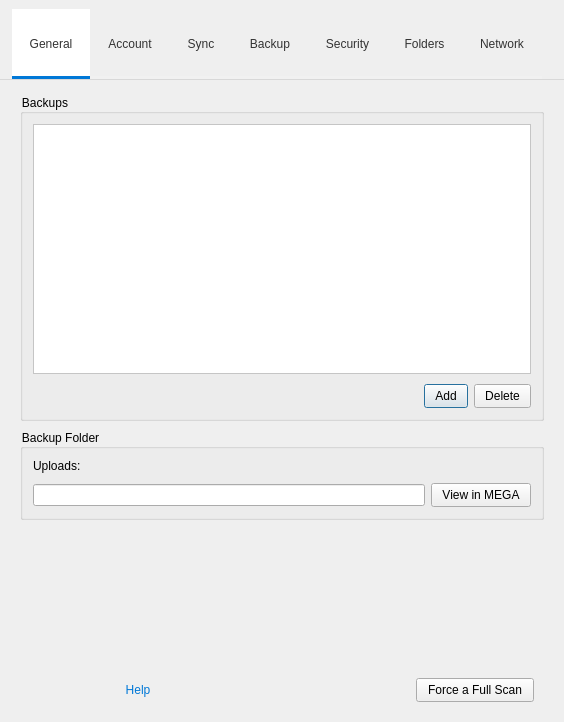
This is src/MEGASync/gui/win/SettingsDialog.ui in meganz/MEGAsync as Qt 5 draws it before an edit. The edited form follows.
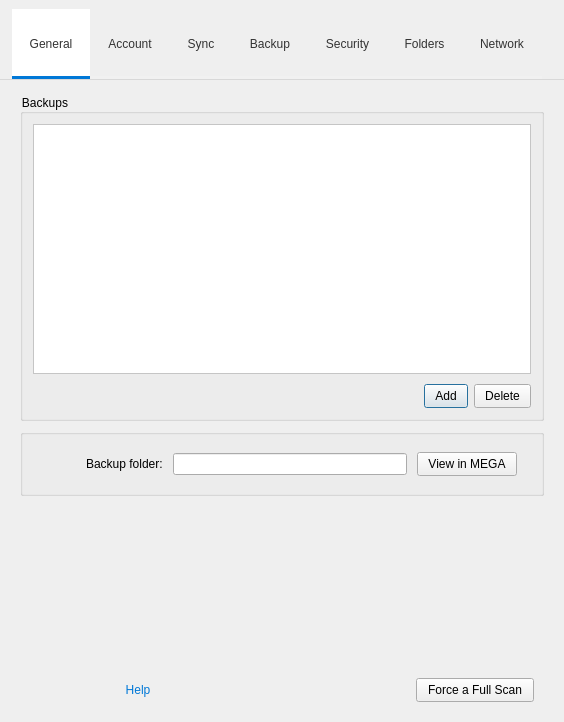
This is the edited form. The open tabs and pages were chosen to show the change. Icons and pictures are not drawn. Custom widgets are drawn as their Qt base class.

Commit message:
SNC-2139. Settings Backup pane for Windows & Linux
Second stage development for Settings -> Backup pane.

Includes:
- Add Backup functionality
- Remove Backup functionality
- Working links to staging web version
- Visual and UI adjustments
- MVC updates

What changed in the file:
```diff
--- a/src/MEGASync/gui/win/SettingsDialog.ui
+++ b/src/MEGASync/gui/win/SettingsDialog.ui
@@ -1892,7 +1892,7 @@
              </layout>
             </widget>
             <widget class="QWidget" name="pSyncsDisabled">
-             <layout class="QVBoxLayout" name="verticalLayout_3">
+          <layout class="QVBoxLayout" name="verticalLayout_4">
               <property name="spacing">
                <number>0</number>
               </property>
@@ -1951,7 +1951,7 @@
       </layout>
      </widget>
      <widget class="QWidget" name="pBackup">
-      <layout class="QVBoxLayout" name="verticalLayout_4">
+      <layout class="QVBoxLayout" name="verticalLayout_7">
        <property name="spacing">
         <number>8</number>
        </property>
@@ -2109,36 +2109,65 @@
        </item>
        <item>
         <widget class="QGroupBox" name="groupBox_3">
-         <property name="title">
-          <string>Backup Folder</string>
+         <property name="minimumSize">
+          <size>
+           <width>0</width>
+           <height>67</height>
+          </size>
          </property>
-         <layout class="QVBoxLayout" name="verticalLayout_14">
-          <property name="spacing">
-           <number>10</number>
-          </property>
-          <property name="leftMargin">
-           <number>10</number>
-          </property>
-          <property name="topMargin">
-           <number>10</number>
-          </property>
-          <property name="rightMargin">
-           <number>10</number>
-          </property>
-          <property name="bottomMargin">
-           <number>10</number>
-          </property>
-          <item>
-           <widget class="QLabel" name="label">
-            <property name="text">
-             <string>Uploads:</string>
-            </property>
-           </widget>
-          </item>
-          <item>
+         <property name="maximumSize">
+          <size>
+           <width>16777215</width>
+           <height>67</height>
+          </size>
+         </property>
            <layout class="QHBoxLayout" name="horizontalLayout_4">
+          <property name="spacing">
+           <number>10</number>
+          </property>
+          <property name="leftMargin">
+           <number>24</number>
+          </property>
+          <property name="topMargin">
+           <number>10</number>
+          </property>
+          <property name="rightMargin">
+           <number>24</number>
+          </property>
+          <property name="bottomMargin">
+           <number>10</number>
+          </property>
+          <item>
+           <spacer name="horizontalSpacer">
+            <property name="orientation">
+             <enum>Qt::Horizontal</enum>
+            </property>
+            <property name="sizeHint" stdset="0">
+             <size>
+              <width>40</width>
+              <height>20</height>
+             </size>
+            </property>
+           </spacer>
+          </item>
+          <item>
+           <widget class="QLabel" name="label">
+            <property name="text">
+             <string>Backup folder:</string>
+            </property>
+           </widget>
+          </item>
             <item>
              <widget class="QLineEdit" name="lBackupFolder">
+            <property name="minimumSize">
+             <size>
+              <width>234</width>
+              <height>0</height>
+             </size>
+            </property>
+            <property name="text">
+             <string notr="true"/>
+            </property>
               <property name="readOnly">
                <bool>true</bool>
               </property>
@@ -2152,19 +2181,17 @@
              </widget>
             </item>
            </layout>
-          </item>
-         </layout>
         </widget>
        </item>
        <item>
-        <spacer name="verticalSpacer_6">
+        <spacer name="verticalSpacer_2">
          <property name="orientation">
           <enum>Qt::Vertical</enum>
          </property>
          <property name="sizeHint" stdset="0">
           <size>
            <width>20</width>
-           <height>214</height>
+           <height>40</height>
           </size>
          </property>
         </spacer>
```
Left out of the diff: 72 changed lines with no effect on the pictures. Lines whose indentation alone changed are shown as unchanged. The commit also changes 57 other files.
